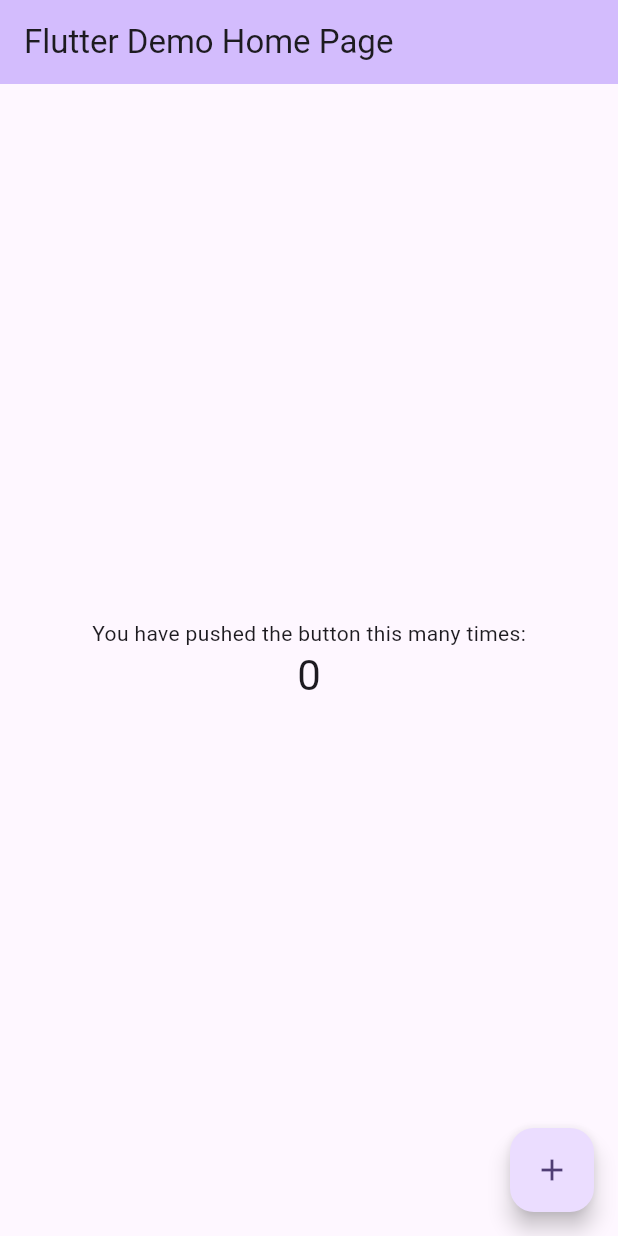
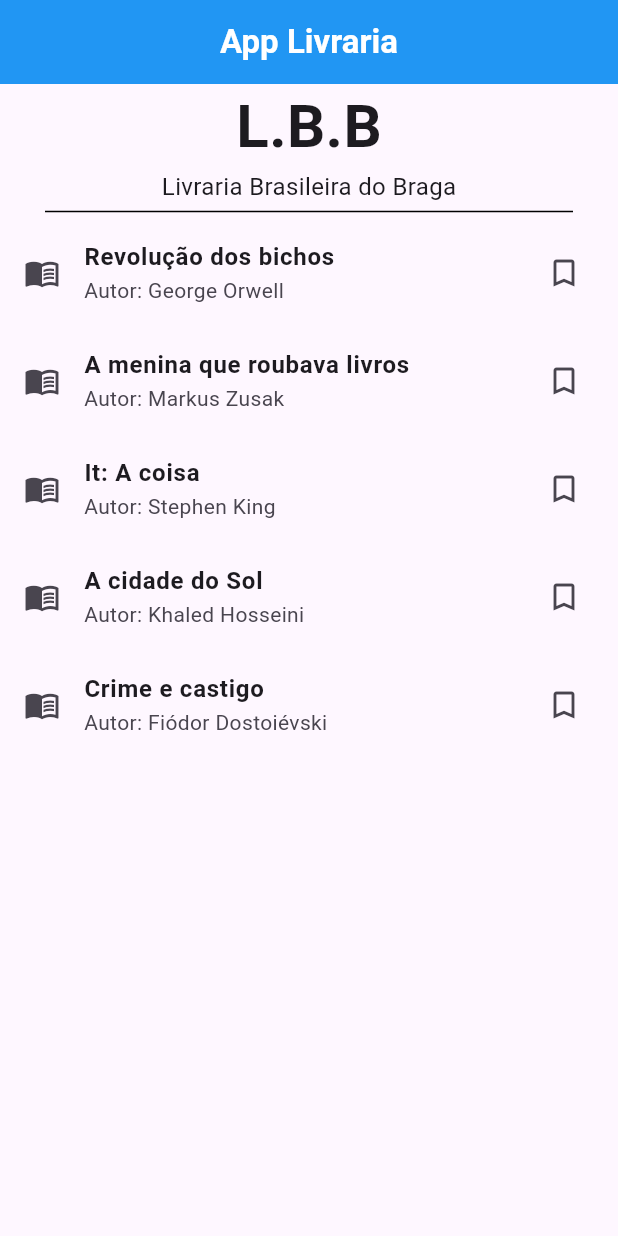
Before and after one commit to BragaMask/applivraria, a Flutter app: the screen it shows after launch, on a phone screen of 412 x 824 dp. Run offline on Flutter 3.47's test engine with Material 3 defaults, Android fonts, the phone set to English and light mode, and no system bars.

Commit message:
Adição de Elementos
Adicionamento do Widget 'Divider', adicionamento dos Widgets 'ListTile'

```diff
--- /dev/null
+++ b/lib/livros.dart
@@ -0,0 +1,60 @@
+import 'package:flutter/material.dart';
+
+class Livros extends StatelessWidget {
+  const Livros({super.key});
+
+  @override
+  Widget build(BuildContext context) {
+    return Ink(
+      child: const Column(
+        children: [
+          ListTile(
+            leading: Icon(Icons.menu_book),
+            title: Text(
+              "Revolução dos bichos",
+              style: TextStyle(fontWeight: FontWeight.bold),
+            ),
+            subtitle: Text("Autor: George Orwell"),
+            trailing: Icon(Icons.bookmark_border),
+          ),
+          ListTile(
+            leading: Icon(Icons.menu_book),
+            title: Text(
+              "A menina que roubava livros",
+              style: TextStyle(fontWeight: FontWeight.bold),
+            ),
+            subtitle: Text("Autor: Markus Zusak"),
+            trailing: Icon(Icons.bookmark_border),
+          ),
+          ListTile(
+            leading: Icon(Icons.menu_book),
+            title: Text(
+              "It: A coisa",
+              style: TextStyle(fontWeight: FontWeight.bold),
+            ),
+            subtitle: Text("Autor: Stephen King"),
+            trailing: Icon(Icons.bookmark_border),
+          ),
+          ListTile(
+            leading: Icon(Icons.menu_book),
+            title: Text(
+              "A cidade do Sol",
+              style: TextStyle(fontWeight: FontWeight.bold),
+            ),
+            subtitle: Text("Autor: Khaled Hosseini"),
+            trailing: Icon(Icons.bookmark_border),
+          ),
+          ListTile(
+            leading: Icon(Icons.menu_book),
+            title: Text(
+              "Crime e castigo",
+              style: TextStyle(fontWeight: FontWeight.bold),
+            ),
+            subtitle: Text("Autor: Fiódor Dostoiévski "),
+            trailing: Icon(Icons.bookmark_border),
+          ),
+        ],
+      ),
+    );
+  }
+}
--- a/lib/main.dart
+++ b/lib/main.dart
@@ -1,3 +1,4 @@
+import 'package:applivraria/livros.dart';
 import 'package:flutter/material.dart';
 
 void main() {
@@ -7,119 +8,54 @@ void main() {
 class MyApp extends StatelessWidget {
   const MyApp({super.key});
 
-  // This widget is the root of your application.
   @override
   Widget build(BuildContext context) {
     return MaterialApp(
-      title: 'Flutter Demo',
-      theme: ThemeData(
-        // This is the theme of your application.
-        //
-        // TRY THIS: Try running your application with "flutter run". You'll see
-        // the application has a purple toolbar. Then, without quitting the app,
-        // try changing the seedColor in the colorScheme below to Colors.green
-        // and then invoke "hot reload" (save your changes or press the "hot
-        // reload" button in a Flutter-supported IDE, or press "r" if you used
-        // the command line to start the app).
-        //
-        // Notice that the counter didn't reset back to zero; the application
-        // state is not lost during the reload. To reset the state, use hot
-        // restart instead.
-        //
-        // This works for code too, not just values: Most code changes can be
-        // tested with just a hot reload.
-        colorScheme: ColorScheme.fromSeed(seedColor: Colors.deepPurple),
-        useMaterial3: true,
-      ),
-      home: const MyHomePage(title: 'Flutter Demo Home Page'),
+      theme: ThemeData(),
+      home: const appLivraria(),
     );
   }
 }
 
-class MyHomePage extends StatefulWidget {
-  const MyHomePage({super.key, required this.title});
-
-  // This widget is the home page of your application. It is stateful, meaning
-  // that it has a State object (defined below) that contains fields that affect
-  // how it looks.
-
-  // This class is the configuration for the state. It holds the values (in this
-  // case the title) provided by the parent (in this case the App widget) and
-  // used by the build method of the State. Fields in a Widget subclass are
-  // always marked "final".
-
-  final String title;
-
-  @override
-  State<MyHomePage> createState() => _MyHomePageState();
-}
-
-class _MyHomePageState extends State<MyHomePage> {
-  int _counter = 0;
-
-  void _incrementCounter() {
-    setState(() {
-      // This call to setState tells the Flutter framework that something has
-      // changed in this State, which causes it to rerun the build method below
-      // so that the display can reflect the updated values. If we changed
-      // _counter without calling setState(), then the build method would not be
-      // called again, and so nothing would appear to happen.
-      _counter++;
+class appLivraria extends StatelessWidget {
+  const appLivraria({
+    super.key,
   });
-  }
 
   @override
   Widget build(BuildContext context) {
-    // This method is rerun every time setState is called, for instance as done
-    // by the _incrementCounter method above.
-    //
-    // The Flutter framework has been optimized to make rerunning build methods
-    // fast, so that you can just rebuild anything that needs updating rather
-    // than having to individually change instances of widgets.
     return Scaffold(
       appBar: AppBar(
-        // TRY THIS: Try changing the color here to a specific color (to
-        // Colors.amber, perhaps?) and trigger a hot reload to see the AppBar
-        // change color while the other colors stay the same.
-        backgroundColor: Theme.of(context).colorScheme.inversePrimary,
-        // Here we take the value from the MyHomePage object that was created by
-        // the App.build method, and use it to set our appbar title.
-        title: Text(widget.title),
+        centerTitle: true,
+        title: const Text(
+          "App Livraria",
+          style: TextStyle(color: Colors.white, fontWeight: FontWeight.bold),
         ),
-      body: Center(
-        // Center is a layout widget. It takes a single child and positions it
-        // in the middle of the parent.
+        backgroundColor: Colors.blue,
+      ),
+      body: Container(
+        child: const Center(
           child: Column(
-          // Column is also a layout widget. It takes a list of children and
-          // arranges them vertically. By default, it sizes itself to fit its
-          // children horizontally, and tries to be as tall as its parent.
-          //
-          // Column has various properties to control how it sizes itself and
-          // how it positions its children. Here we use mainAxisAlignment to
-          // center the children vertically; the main axis here is the vertical
-          // axis because Columns are vertical (the cross axis would be
-          // horizontal).
-          //
-          // TRY THIS: Invoke "debug painting" (choose the "Toggle Debug Paint"
-          // action in the IDE, or press "p" in the console), to see the
-          // wireframe for each widget.
-          mainAxisAlignment: MainAxisAlignment.center,
-          children: <Widget>[
-            const Text(
-              'You have pushed the button this many times:',
+            children: [
+              Text(
+                "L.B.B",
+                style: TextStyle(fontSize: 40, fontWeight: FontWeight.bold),
               ),
               Text(
-              '$_counter',
-              style: Theme.of(context).textTheme.headlineMedium,
+                "Livraria Brasileira do Braga",
+                style: TextStyle(fontSize: 16),
               ),
+              Divider(
+                color: Color(0xFF000000),
+                height: 10,
+                indent: 30,
+                endIndent: 30,
+              ),
+              Livros(),
             ],
           ),
         ),
-      floatingActionButton: FloatingActionButton(
-        onPressed: _incrementCounter,
-        tooltip: 'Increment',
-        child: const Icon(Icons.add),
-      ), // This trailing comma makes auto-formatting nicer for build methods.
+      ),
     );
   }
 }
```
Lines whose indentation alone changed are shown as unchanged.
